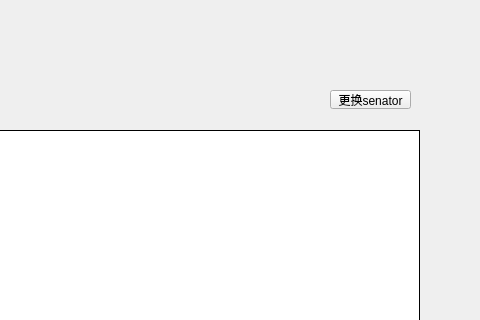
Old version of the form LNKWallet/citizen/CitizenProposalPage.ui in the repository HcashOrg/hx-indicator; both pictures show x 290 to 770 and y 0 to 320 of the 770 by 510 pixel window.
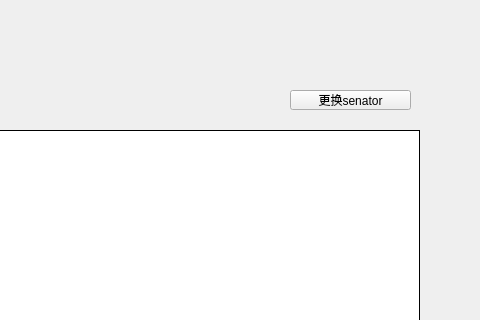
New version of the form.

What changed in the file:
```diff
--- a/LNKWallet/citizen/CitizenProposalPage.ui
+++ b/LNKWallet/citizen/CitizenProposalPage.ui
@@ -240,10 +240,10 @@
   <widget class="QToolButton" name="changeSenatorBtn">
    <property name="geometry">
     <rect>
-     <x>620</x>
+     <x>580</x>
      <y>90</y>
-     <width>81</width>
-     <height>19</height>
+     <width>121</width>
+     <height>20</height>
     </rect>
    </property>
    <property name="cursor">
```
Left out of the diff: 10 changed lines with no effect on the pictures.
